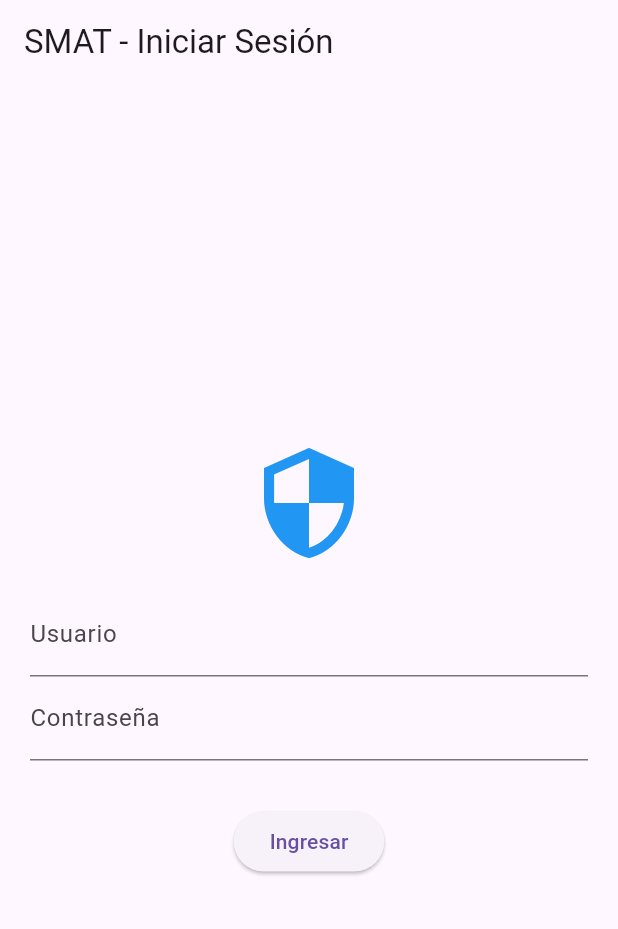
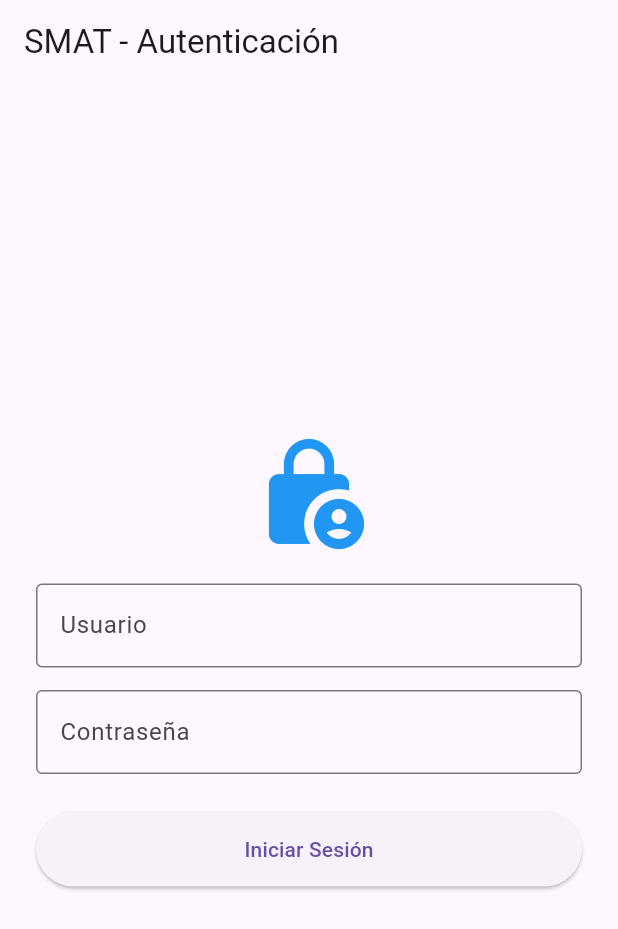
Before and after one commit to Mateoolo/Lab-sem2-DBP, a Flutter app: the screen it shows after launch, on a phone screen of 412 x 824 dp. Shown: the top 929 px of the screen. Run offline on Flutter 3.47's test engine with Material 3 defaults, Android fonts, the phone set to English and light mode, and no system bars; our stand-ins replace shared_preferences.

Commit message:
Semana 6-completo

```diff
--- a/mobile/lib/main.dart
+++ b/mobile/lib/main.dart
@@ -1,154 +1,40 @@
 import 'package:flutter/material.dart';
+import 'screens/login_screen.dart';
+import 'screens/home_page.dart';
 import 'services/auth_service.dart';
-import 'api_service.dart';
-import 'screens/add_estacion.dart';
 
-void main() async {
-  WidgetsFlutterBinding.ensureInitialized();
-  String? token = await AuthService().getToken();
-  runApp(MyApp(isLoggedIn: token != null));
-}
+void main() => runApp(const SMATApp());
 
-class MyApp extends StatelessWidget {
-  final bool isLoggedIn;
-  const MyApp({super.key, required this.isLoggedIn});
+class SMATApp extends StatelessWidget {
+  const SMATApp({super.key});
 
   @override
   Widget build(BuildContext context) {
     return MaterialApp(
+      debugShowCheckedModeBanner: false,
       title: 'SMAT Mobile',
-      debugShowCheckedModeBanner: false,
-      theme: ThemeData(primarySwatch: Colors.blue, useMaterial3: true),
-      home: isLoggedIn ? const EstacionesScreen() : const LoginScreen(),
-    );
-  }
-}
-
-class LoginScreen extends StatefulWidget {
-  const LoginScreen({super.key});
-
-  @override
-  State<LoginScreen> createState() => _LoginScreenState();
-}
-
-class _LoginScreenState extends State<LoginScreen> {
-  final _userController = TextEditingController();
-  final _passController = TextEditingController();
-  bool _isLoading = false;
-
-  void _intentarLogin() async {
-    setState(() => _isLoading = true);
-    bool exito = await AuthService().login(_userController.text, _passController.text);
-    setState(() => _isLoading = false);
-
-    if (exito && mounted) {
-      Navigator.pushReplacement(context, MaterialPageRoute(builder: (_) => const EstacionesScreen()));
-    } else {
-      ScaffoldMessenger.of(context).showSnackBar(
-        const SnackBar(content: Text('Credenciales incorrectas')),
-      );
-    }
-  }
-
-  @override
-  Widget build(BuildContext context) {
-    return Scaffold(
-      appBar: AppBar(title: const Text('SMAT - Iniciar Sesión')),
-      body: Padding(
-        padding: const EdgeInsets.all(20.0),
-        child: Column(
-          mainAxisAlignment: MainAxisAlignment.center,
-          children: [
-            const Icon(Icons.security, size: 80, color: Colors.blue),
-            const SizedBox(height: 20),
-            TextField(controller: _userController, decoration: const InputDecoration(labelText: 'Usuario')),
-            TextField(controller: _passController, obscureText: true, decoration: const InputDecoration(labelText: 'Contraseña')),
-            const SizedBox(height: 30),
-            _isLoading
-              ? const CircularProgressIndicator()
-              : ElevatedButton(onPressed: _intentarLogin, child: const Text('Ingresar'))
-          ],
-        ),
+      theme: ThemeData(
+        primarySwatch: Colors.blue,
+        useMaterial3: true,
+      ),
+      // El home ahora depende de la verificación en tiempo real del token
+      home: FutureBuilder<String?>(
+        future: AuthService().getToken(),
+        builder: (context, snapshot) {
+          // Mientras verifica, muestra un indicador de carga redondo
+          if (snapshot.connectionState == ConnectionState.waiting) {
+            return const Scaffold(
+              body: Center(child: CircularProgressIndicator()),
+            );
+          }
+          // Si encuentra el token guardado, salta directo al Dashboard
+          if (snapshot.hasData && snapshot.data != null) {
+            return const HomePage();
+          }
+          // Si no hay token, lo manda a loguearse
+          return const LoginScreen();
+        },
       ),
     );
   }
 }
-
-class EstacionesScreen extends StatefulWidget {
-  const EstacionesScreen({super.key});
-
-  @override
-  State<EstacionesScreen> createState() => _EstacionesScreenState();
-}
-
-class _EstacionesScreenState extends State<EstacionesScreen> {
-  late Future<List<Map<String, dynamic>>> _futureEstaciones;
-
-  @override
-  void initState() {
-    super.initState();
-    _cargarEstaciones();
-  }
-
-  void _cargarEstaciones() {
-    setState(() {
-      _futureEstaciones = ApiService().getEstaciones();
-    });
-  }
-
-  @override
-  Widget build(BuildContext context) {
-    return Scaffold(
-      appBar: AppBar(
-        title: const Text('SMAT - Monitoreo'),
-        backgroundColor: Colors.blue.shade700,
-        foregroundColor: Colors.white,
-        actions: [
-          IconButton(
-            icon: const Icon(Icons.logout),
-            onPressed: () async {
-              await AuthService().logout();
-              if (mounted) {
-                Navigator.pushReplacement(context, MaterialPageRoute(builder: (_) => const LoginScreen()));
-              }
-            },
-          )
-        ],
-      ),
-      body: FutureBuilder<List<Map<String, dynamic>>>(
-        future: _futureEstaciones,
-        builder: (context, snapshot) {
-          if (snapshot.connectionState == ConnectionState.waiting) {
-            return const Center(child: CircularProgressIndicator());
-          } else if (snapshot.hasError) {
-            return Center(child: Text('Error: ${snapshot.error}'));
-          } else if (!snapshot.hasData || snapshot.data!.isEmpty) {
-            return const Center(child: Text('No hay estaciones.'));
-          } else {
-            return ListView.builder(
-              itemCount: snapshot.data!.length,
-              itemBuilder: (context, index) {
-                final est = snapshot.data![index];
-                return ListTile(
-                  leading: const Icon(Icons.satellite_alt, color: Colors.blue),
-                  title: Text(est['nombre'] ?? 'Sin nombre'),
-                  subtitle: Text(est['ubicacion'] ?? 'Sin ubicación'),
-                );
-              },
-            );
-          }
-        },
-      ),
-      floatingActionButton: FloatingActionButton(
-        onPressed: () async {
-          bool? actualizado = await Navigator.push(
-            context,
-            MaterialPageRoute(builder: (_) => const AddEstacionScreen()),
-          );
-          if (actualizado == true) _cargarEstaciones();
-        },
-        child: const Icon(Icons.add),
-      ),
-    );
-  }
-}
--- /dev/null
+++ b/mobile/lib/screens/login_screen.dart
@@ -0,0 +1,79 @@
+import 'package:flutter/material.dart';
+import '../services/auth_service.dart';
+import 'home_page.dart';
+
+class LoginScreen extends StatefulWidget {
+  const LoginScreen({super.key});
+
+  @override
+  State<LoginScreen> createState() => _LoginScreenState();
+}
+
+class _LoginScreenState extends State<LoginScreen> {
+  final _userController = TextEditingController();
+  final _passController = TextEditingController();
+  bool _isLoading = false;
+
+  void _handleLogin() async {
+    setState(() => _isLoading = true);
+
+    bool exito = await AuthService().login(_userController.text, _passController.text);
+
+    setState(() => _isLoading = false);
+
+    if (exito && mounted) {
+      // Al ingresar con éxito, reemplaza la pantalla actual por el Home
+      Navigator.pushReplacement(
+        context,
+        MaterialPageRoute(builder: (_) => const HomePage()),
+      );
+    } else if (mounted) {
+      ScaffoldMessenger.of(context).showSnackBar(
+        const SnackBar(content: Text('Credenciales incorrectas o servidor apagado')),
+      );
+    }
+  }
+
+  @override
+  Widget build(BuildContext context) {
+    return Scaffold(
+      appBar: AppBar(title: const Text('SMAT - Autenticación')),
+      body: Padding(
+        padding: const EdgeInsets.all(24.0),
+        child: Column(
+          mainAxisAlignment: MainAxisAlignment.center,
+          children: [
+            const Icon(Icons.lock_person, size: 80, color: Colors.blue),
+            const SizedBox(height: 20),
+            TextField(
+              controller: _userController,
+              decoration: const InputDecoration(
+                labelText: 'Usuario',
+                border: OutlineInputBorder(),
+              ),
+            ),
+            const SizedBox(height: 15),
+            TextField(
+              controller: _passController,
+              obscureText: true,
+              decoration: const InputDecoration(
+                labelText: 'Contraseña',
+                border: OutlineInputBorder(),
+              ),
+            ),
+            const SizedBox(height: 25),
+            _isLoading
+                ? const CircularProgressIndicator()
+                : ElevatedButton(
+                    style: ElevatedButton.styleFrom(
+                      minimumSize: const Size.fromHeight(50),
+                    ),
+                    onPressed: _handleLogin,
+                    child: const Text('Iniciar Sesión'),
+                  ),
+          ],
+        ),
+      ),
+    );
+  }
+}
```
Also changed, not shown: mobile/lib/screens/home_page.dart (added, +90 -0 lines).
